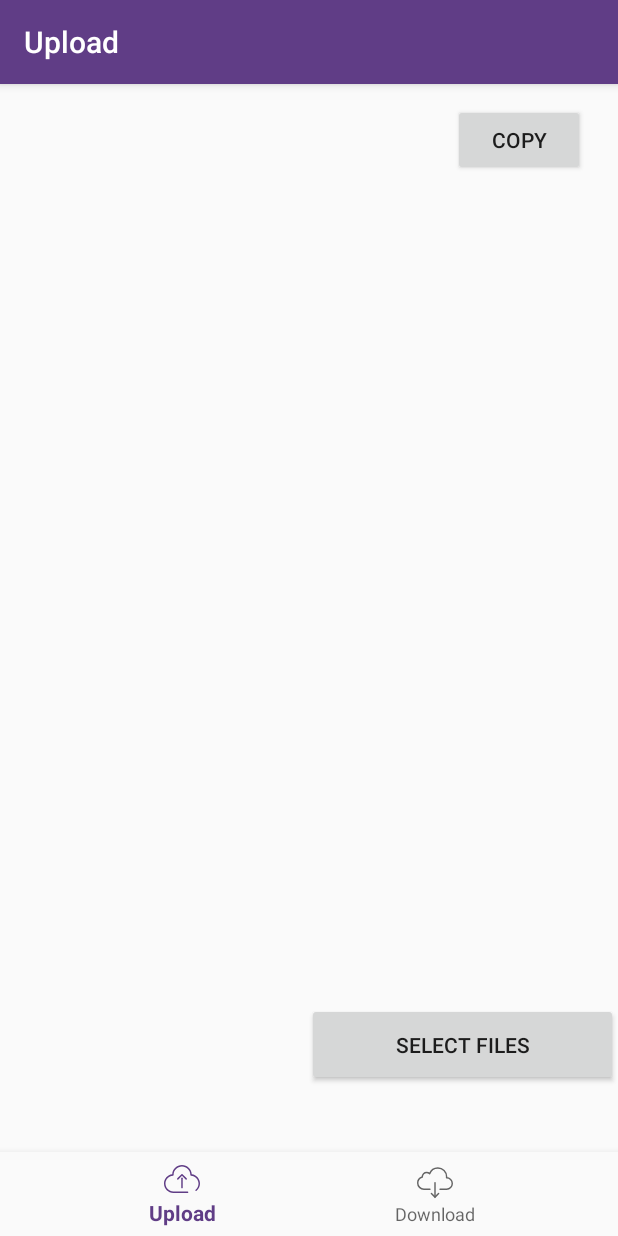
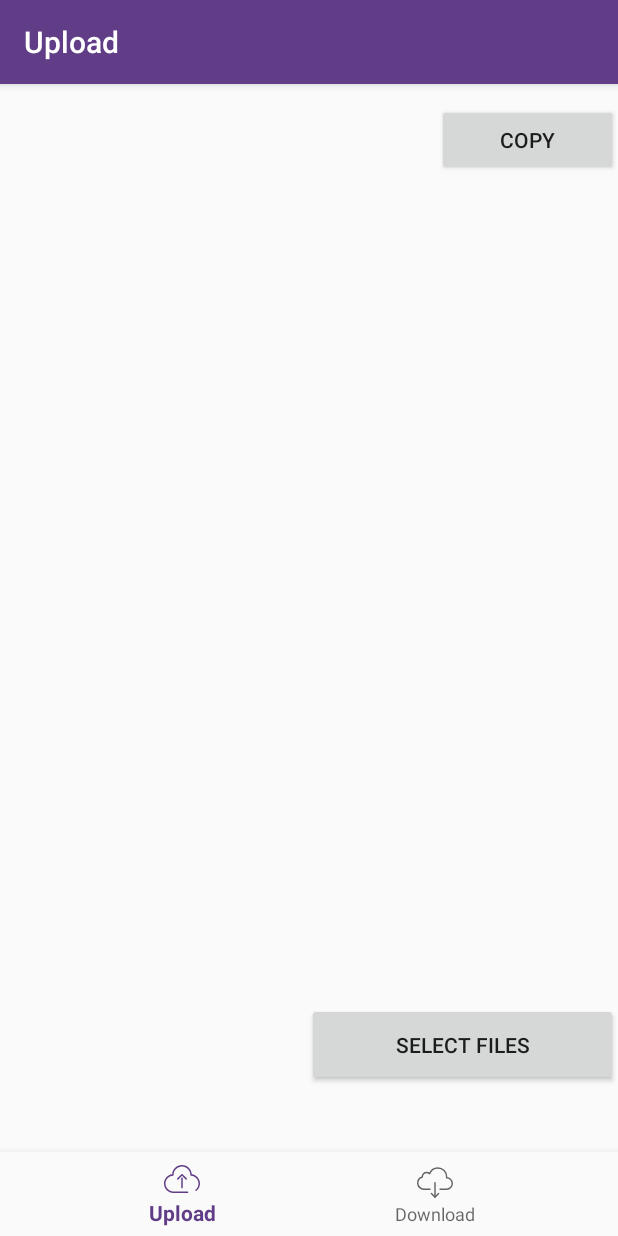
Before and after one commit to Apoorv-Mittal/OnionShare, an Android app: the UploadFragment screen opened directly, with no data from a screen before it, on a phone screen of 412 x 824 dp. Run offline under Robolectric (Android 15) with nearby library versions, the phone set to English and light mode, and no system bars; our stand-ins replace navigation-ui; 1 statement that could not run was skipped.

Commit message:
Fix some constraints

```diff
--- a/app/src/main/res/layout/fragment_download.xml
+++ b/app/src/main/res/layout/fragment_download.xml
@@ -11,7 +11,7 @@
         android:layout_height="44dp"
         android:layout_marginLeft="16dp"
         android:layout_marginTop="16dp"
-        android:ems="10"
+        android:ems="13"
         android:inputType="textPersonName"
         app:layout_constraintLeft_toLeftOf="parent"
         app:layout_constraintTop_toTopOf="parent" />
--- a/app/src/main/res/layout/fragment_upload.xml
+++ b/app/src/main/res/layout/fragment_upload.xml
@@ -7,8 +7,8 @@
 
     <TextView
         android:id="@+id/text_upload"
-        android:layout_width="286dp"
-        android:layout_height="47dp"
+        android:layout_width="275dp"
+        android:layout_height="50dp"
         android:layout_marginStart="8dp"
         android:layout_marginTop="8dp"
         android:layout_weight="10"
@@ -26,11 +26,12 @@
         android:layout_marginTop="8dp"
         android:text="@android:string/copy"
         app:layout_constraintLeft_toRightOf="@+id/text_upload"
-        app:layout_constraintTop_toTopOf="parent" />
+        app:layout_constraintTop_toTopOf="parent"
+        app:layout_constraintRight_toRightOf="parent"/>
 
     <ListView
         android:id="@+id/filesList"
-        android:layout_width="match_parent"
+        android:layout_width="fill_parent"
         android:layout_height="wrap_content"
         android:layout_below="@+id/button_connect"
         app:layout_constraintBottom_toTopOf="@id/file_selection_button"
```
